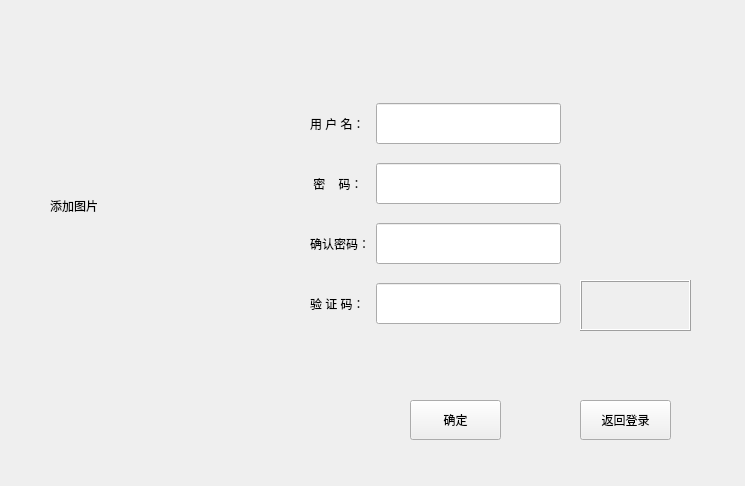
Above: signup.ui from Nahjs/Bejeweled before the change. Below: the same form after it.
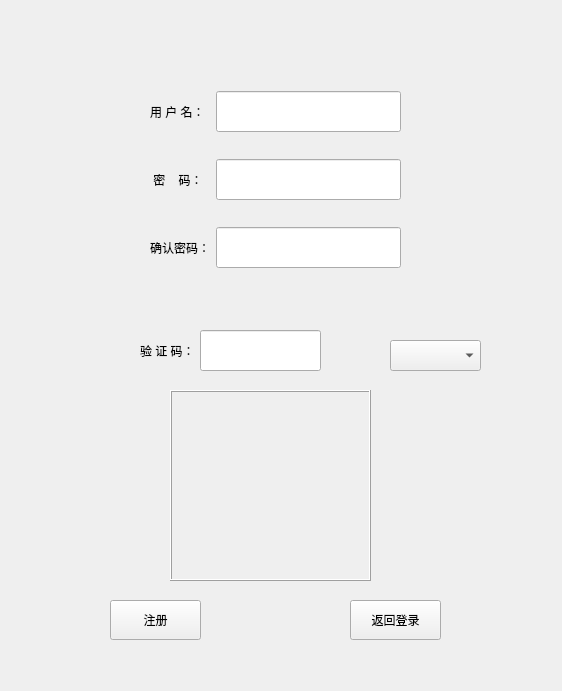
That is the form after the change.

Commit message:
增加图片滑动验证并优化注册流程： 初始状态下隐藏滑块验证控件，如果账号信息有误，就不会浪费用户时间去完成验证码验证。
但是需要点击两次注册按钮。。。待优化

Patch:
```diff
--- a/signup.ui
+++ b/signup.ui
@@ -6,8 +6,8 @@
    <rect>
     <x>0</x>
     <y>0</y>
-    <width>745</width>
-    <height>486</height>
+    <width>562</width>
+    <height>691</height>
    </rect>
   </property>
   <property name="windowTitle">
@@ -16,24 +16,11 @@
   <property name="styleSheet">
    <string notr="true"/>
   </property>
-  <widget class="QLabel" name="label_image">
-   <property name="geometry">
-    <rect>
-     <x>50</x>
-     <y>70</y>
-     <width>191</width>
-     <height>271</height>
-    </rect>
-   </property>
-   <property name="text">
-    <string>添加图片</string>
-   </property>
-  </widget>
   <widget class="QPushButton" name="pushButton_2">
    <property name="geometry">
     <rect>
-     <x>410</x>
-     <y>400</y>
+     <x>110</x>
+     <y>600</y>
      <width>91</width>
      <height>40</height>
     </rect>
@@ -48,14 +35,14 @@
     <string notr="true"/>
    </property>
    <property name="text">
-    <string>确定</string>
+    <string>注册</string>
    </property>
   </widget>
   <widget class="QPushButton" name="btn_return">
    <property name="geometry">
     <rect>
-     <x>580</x>
-     <y>400</y>
+     <x>350</x>
+     <y>600</y>
      <width>91</width>
      <height>40</height>
     </rect>
@@ -76,10 +63,10 @@
   <widget class="QFrame" name="verificationFrame">
    <property name="geometry">
     <rect>
-     <x>580</x>
-     <y>280</y>
-     <width>111</width>
-     <height>51</height>
+     <x>170</x>
+     <y>390</y>
+     <width>201</width>
+     <height>191</height>
     </rect>
    </property>
    <property name="frameShape">
@@ -92,10 +79,10 @@
   <widget class="QWidget" name="gridLayoutWidget">
    <property name="geometry">
     <rect>
-     <x>310</x>
-     <y>90</y>
+     <x>150</x>
+     <y>70</y>
      <width>251</width>
-     <height>251</height>
+     <height>221</height>
     </rect>
    </property>
    <layout class="QGridLayout" name="gridLayout">
@@ -115,37 +102,8 @@
       </property>
      </widget>
     </item>
-    <item row="2" column="0">
-     <widget class="QLabel" name="label_4">
-      <property name="minimumSize">
-       <size>
-        <width>0</width>
-        <height>41</height>
-       </size>
-      </property>
-      <property name="styleSheet">
-       <string notr="true">font: 10pt &quot;Arial&quot;;</string>
-      </property>
-      <property name="text">
-       <string> 密    码：</string>
-      </property>
-     </widget>
-    </item>
-    <item row="4" column="0">
-     <widget class="QLabel" name="label">
-      <property name="minimumSize">
-       <size>
-        <width>0</width>
-        <height>41</height>
-       </size>
-      </property>
-      <property name="text">
-       <string>验 证 码：</string>
-      </property>
-     </widget>
-    </item>
-    <item row="4" column="1">
-     <widget class="QLineEdit" name="lineEdit_verification">
+    <item row="1" column="1">
+     <widget class="QLineEdit" name="lineEdit_username">
       <property name="minimumSize">
        <size>
         <width>0</width>
@@ -170,16 +128,6 @@
       </property>
      </widget>
     </item>
-    <item row="3" column="1">
-     <widget class="QLineEdit" name="lineEdit_surepasswd">
-      <property name="minimumSize">
-       <size>
-        <width>0</width>
-        <height>41</height>
-       </size>
-      </property>
-     </widget>
-    </item>
     <item row="2" column="1">
      <widget class="QLineEdit" name="lineEdit_passwd">
       <property name="minimumSize">
@@ -190,8 +138,24 @@
       </property>
      </widget>
     </item>
-    <item row="1" column="1">
-     <widget class="QLineEdit" name="lineEdit_username">
+    <item row="2" column="0">
+     <widget class="QLabel" name="label_4">
+      <property name="minimumSize">
+       <size>
+        <width>0</width>
+        <height>41</height>
+       </size>
+      </property>
+      <property name="styleSheet">
+       <string notr="true">font: 10pt &quot;Arial&quot;;</string>
+      </property>
+      <property name="text">
+       <string> 密    码：</string>
+      </property>
+     </widget>
+    </item>
+    <item row="3" column="1">
+     <widget class="QLineEdit" name="lineEdit_surepasswd">
       <property name="minimumSize">
        <size>
         <width>0</width>
@@ -202,6 +166,51 @@
     </item>
    </layout>
   </widget>
+  <widget class="QComboBox" name="verificationMethodBox">
+   <property name="geometry">
+    <rect>
+     <x>390</x>
+     <y>340</y>
+     <width>91</width>
+     <height>31</height>
+    </rect>
+   </property>
+  </widget>
+  <widget class="QLabel" name="label_verification">
+   <property name="geometry">
+    <rect>
+     <x>140</x>
+     <y>330</y>
+     <width>65</width>
+     <height>41</height>
+    </rect>
+   </property>
+   <property name="minimumSize">
+    <size>
+     <width>0</width>
+     <height>41</height>
+    </size>
+   </property>
+   <property name="text">
+    <string>验 证 码：</string>
+   </property>
+  </widget>
+  <widget class="QLineEdit" name="lineEdit_verification">
+   <property name="geometry">
+    <rect>
+     <x>200</x>
+     <y>330</y>
+     <width>121</width>
+     <height>41</height>
+    </rect>
+   </property>
+   <property name="minimumSize">
+    <size>
+     <width>0</width>
+     <height>41</height>
+    </size>
+   </property>
+  </widget>
  </widget>
  <resources/>
  <connections/>
```
The commit also changes 255 other files.
